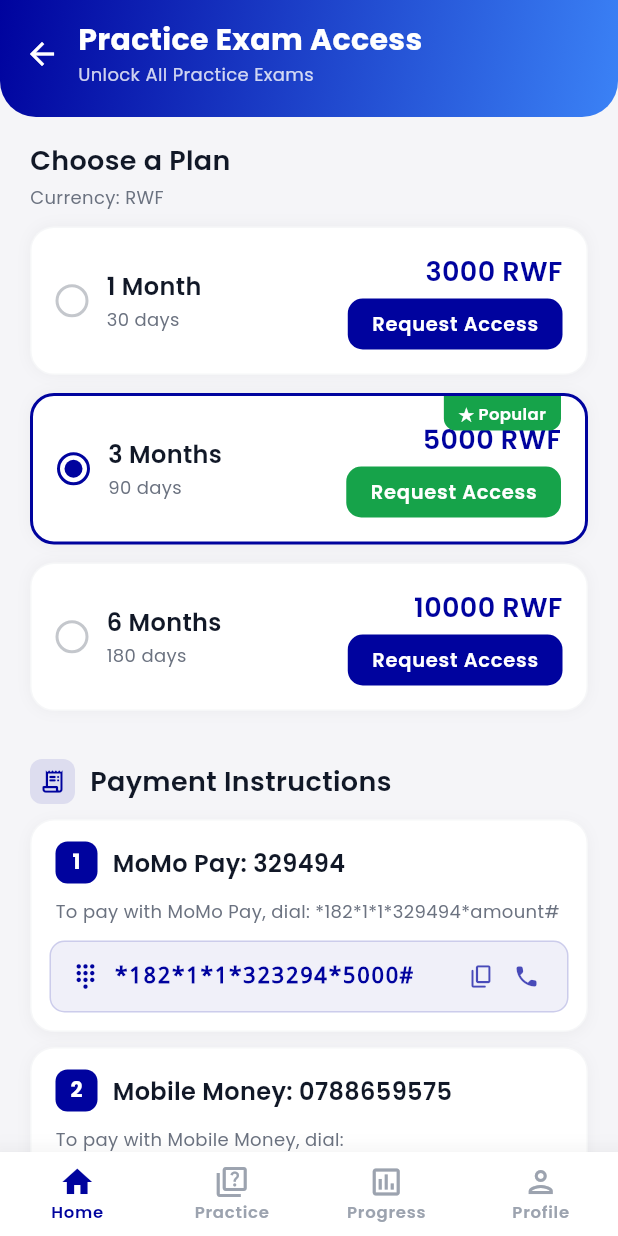
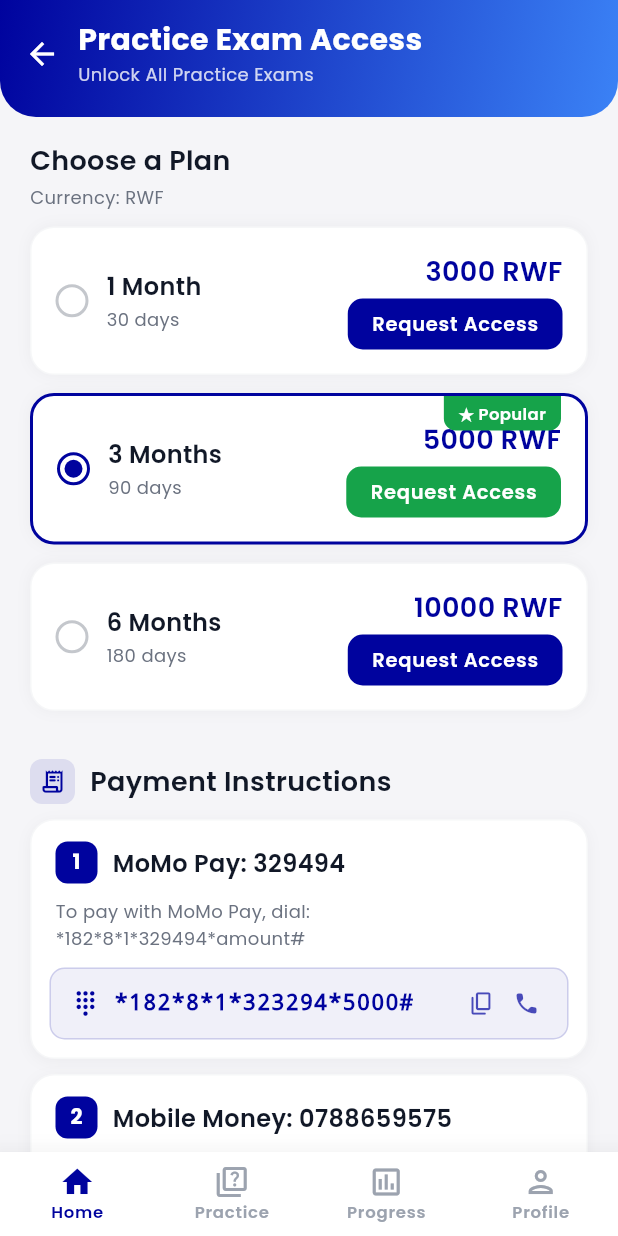
Before and after one commit to codetraildevs/driving_exam_prep_app_ui, a Flutter app: the SubscriptionPage screen opened by its route, on a phone screen of 412 x 824 dp. Run offline on Flutter 3.47's test engine with Material 3 defaults, Android fonts, the phone set to English and light mode, and no system bars; our stand-ins replace flutter_bloc, go_router, google_fonts, shared_preferences; accounts and stored records are empty.

Commit message:
all issue of subscription page fixed

```diff
--- a/lib/features/subscription/presentation/pages/subscription_page.dart
+++ b/lib/features/subscription/presentation/pages/subscription_page.dart
@@ -55,9 +55,9 @@ class _SubscriptionPageState extends State<SubscriptionPage> {
   ) {
     final l10n = AppLocalizations.of(context);
     final theme = Theme.of(context);
-    final momoCode = '*182*1*1*$_kMomoPayCode*$price#';
-    final mobileCode = '*182*8*1*$_kHelpNumber*$price#';
-    final tigoCashCode = '*182*1*2*$_kTigoCashNumber*$price#';
+    final momoCode = '*182*8*1*$_kMomoPayCode*$price#';
+    final mobileCode = '*182*1*1*$_kHelpNumber*$price#';
+    final tigoCashCode = '*182*1*1*$_kTigoCashNumber*$price#';
 
     showModalBottomSheet(
       context: context,
@@ -248,8 +248,9 @@ class _SubscriptionPageState extends State<SubscriptionPage> {
     final plans = _getPlans(langCode, l10n);
     final theme = Theme.of(context);
     final selectedPrice = _getSelectedPrice(plans);
-    final momoCode = '*182*1*1*$_kMomoPayCode*$selectedPrice#';
-    final mobileCode = '*182*8*1*$_kHelpNumber*$selectedPrice#';
+    final momoCode = '*182*8*1*$_kMomoPayCode*$selectedPrice#';
+    final mobileCode = '*182*1*1*$_kHelpNumber*$selectedPrice#';
+    final tigoCashCode = '*182*1*1*$_kTigoCashNumber*$selectedPrice#';
 
     return Scaffold(
       body: Column(
@@ -328,7 +329,7 @@ class _SubscriptionPageState extends State<SubscriptionPage> {
                   ),
                   const SizedBox(height: 10),
 
-                  // Step 2 – Mobile Money
+                  // Step 2 – Mobile Money.
                   _UssdCodeCard(
                     stepNumber: 2,
                     title: l10n.subscriptionPaymentMobile,
@@ -343,9 +344,9 @@ class _SubscriptionPageState extends State<SubscriptionPage> {
                     stepNumber: 3,
                     title: l10n.subscriptionPaymentTigoCash,
                     description: l10n.paymentTigoCashDial,
-                    ussdCode: _kTigoCashNumber,
-                    onCopy: () => _copyToClipboard(context, _kTigoCashNumber),
-                    onDial: () => _dialUssd(_kTigoCashNumber),
+                    ussdCode: tigoCashCode,
+                    onCopy: () => _copyToClipboard(context, tigoCashCode),
+                    onDial: () => _dialUssd(tigoCashCode),
                     theme: theme,
                   ),
                   const SizedBox(height: 20),
--- a/lib/l10n/intl_en.arb
+++ b/lib/l10n/intl_en.arb
@@ -913,16 +913,16 @@
   "paymentMomoPayNumber": "MoMo Pay: 329494",
   "@paymentMomoPayNumber": { "description": "MoMo pay number" },
 
-  "paymentMomoPayDial": "To pay with MoMo Pay, dial: *182*1*1*329494*amount#",
+  "paymentMomoPayDial": "To pay with MoMo Pay, dial: *182*8*1*329494*amount#",
   "@paymentMomoPayDial": { "description": "MoMo Pay dial instruction" },
 
   "paymentMobileMoneyNumber": "Mobile Money: 0788659575",
   "@paymentMobileMoneyNumber": { "description": "Mobile money number" },
   "paymentTigoCashNumber": "Tigo Cash: 0728877442",
 
-  "paymentMobileMoneyDial": "To pay with Mobile Money, dial: *182*8*1*0788659575*amount#",
+  "paymentMobileMoneyDial": "To pay with Mobile Money, dial: *182*1*1*0788659575*amount#",
   "@paymentMobileMoneyDial": { "description": "Mobile Money dial instruction" },
- "paymentTigoCashDial": "To pay with Tigo Cash, dial *182*1*2*0728877442*amount#",
+ "paymentTigoCashDial": "To pay with Tigo Cash, dial *182*1*1*0728877442*amount#",
   "paymentHelpText": "Need help? Call or WhatsApp: 0788659575",
   "@paymentHelpText": { "description": "Payment help text" },
 
--- a/lib/l10n/intl_fr.arb
+++ b/lib/l10n/intl_fr.arb
@@ -297,11 +297,11 @@
 
   "paymentInstructionsTitle": "Instructions de paiement",
   "paymentMomoPayNumber": "MoMo Pay: 329494",
-  "paymentMomoPayDial": "Pour payer avec MoMo Pay, composez: *182*1*1*329494*montant#",
+  "paymentMomoPayDial": "Pour payer avec MoMo Pay, composez: *182*8*1*329494*montant#",
   "paymentMobileMoneyNumber": "Mobile Money: 0788659575",
    "paymentTigoCashNumber": "Tigo Cash: 0728877442",
-  "paymentMobileMoneyDial": "Pour payer avec Mobile Money, composez: *182*8*1*0788659575*montant#",
-    "paymentTigoCashDial": "Pour payer avec  Tigo Cash, composez: *182*1*2*0728877442*montant#",
+  "paymentMobileMoneyDial": "Pour payer avec Mobile Money, composez: *182*1*1*0788659575*montant#",
+    "paymentTigoCashDial": "Pour payer avec  Tigo Cash, composez: *182*1*1*0728877442*montant#",
   "paymentHelpText": "Besoin d'aide ? Appelez ou WhatsApp: 0788659575",
   "paymentHelpContact": "Vous pouvez copier ou appeler: 0788659575 ou WhatsApp: 0788659575 pour de l'aide.",
 
```
Also changed, not shown: lib/features/auth/presentation/pages/login_page.dart (+5 -3 lines), lib/features/auth/presentation/pages/register_page.dart (+5 -3 lines), lib/features/practice/presentation/pages/practice_page.dart (+1 -20 lines), lib/l10n/intl_rw.arb (+10 -10 lines), lib/l10n/generated/app_localizations.dart, lib/l10n/generated/app_localizations_en.dart, lib/l10n/generated/app_localizations_fr.dart, lib/l10n/generated/app_localizations_rw.dart.
